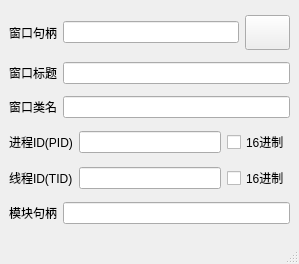
Above: ui/wnd_main.ui from decenfrontier/ReverseToolKit before the change. Below: the same form after it.
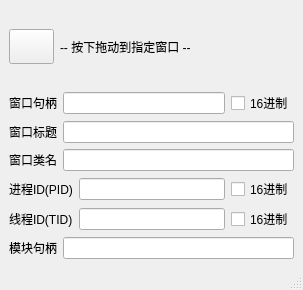
That is the form after the change.

Commit message: 优化界面

```diff
--- a/ui/wnd_main.ui
+++ b/ui/wnd_main.ui
@@ -6,8 +6,8 @@
    <rect>
     <x>0</x>
     <y>0</y>
-    <width>299</width>
-    <height>264</height>
+    <width>303</width>
+    <height>290</height>
    </rect>
   </property>
   <property name="windowTitle">
@@ -16,17 +16,7 @@
   <widget class="QWidget" name="centralwidget">
    <layout class="QVBoxLayout" name="verticalLayout">
     <item>
-     <layout class="QHBoxLayout" name="horizontalLayout">
-      <item>
-       <widget class="QLabel" name="label">
-        <property name="text">
-         <string>窗口句柄</string>
-        </property>
-       </widget>
-      </item>
-      <item>
-       <widget class="QLineEdit" name="edt_hwnd"/>
-      </item>
+     <layout class="QHBoxLayout" name="horizontalLayout_7">
       <item>
        <widget class="QToolButton" name="btn_attach">
         <property name="minimumSize">
@@ -43,6 +33,34 @@
         </property>
         <property name="text">
          <string/>
+        </property>
+       </widget>
+      </item>
+      <item>
+       <widget class="QLabel" name="label_7">
+        <property name="text">
+         <string>-- 按下拖动到指定窗口 --</string>
+        </property>
+       </widget>
+      </item>
+     </layout>
+    </item>
+    <item>
+     <layout class="QHBoxLayout" name="horizontalLayout">
+      <item>
+       <widget class="QLabel" name="label">
+        <property name="text">
+         <string>窗口句柄</string>
+        </property>
+       </widget>
+      </item>
+      <item>
+       <widget class="QLineEdit" name="edt_hwnd"/>
+      </item>
+      <item>
+       <widget class="QCheckBox" name="checkBox_3">
+        <property name="text">
+         <string>16进制</string>
         </property>
        </widget>
       </item>
```
The commit also changes 2 other files.
